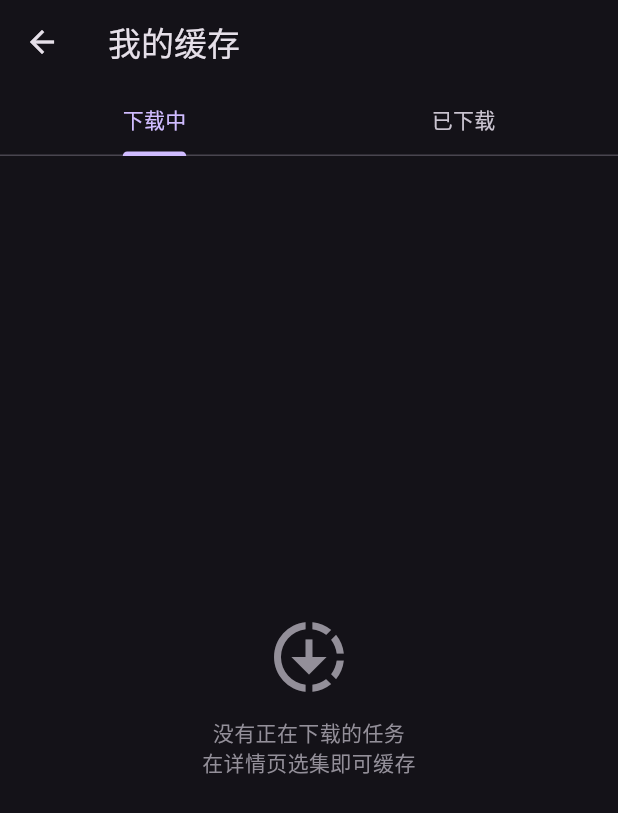
After one commit to zhang-wei-ye/bofangqi, a Flutter app: the CachePage screen opened directly, on a phone screen of 412 x 824 dp. The commit adds this screen. Shown: the top 813 px of the screen. Run offline on Flutter 3.47's test engine with Material 3 defaults, Android fonts, the phone set to English and light mode, and no system bars; our stand-ins replace chewie, shared_preferences, video_player; accounts and stored records are empty.

Commit message:
添加缓存页面

```diff
--- /dev/null
+++ b/lib/pages/cache_page.dart
@@ -0,0 +1,53 @@
+import 'package:flutter/material.dart';
+
+/// 离线缓存：分「下载中」和「已下载」两栏，已下载的没网也能看并记进度。
+/// 目前只有页面框架，下载逻辑还没接。
+class CachePage extends StatelessWidget {
+  const CachePage({super.key});
+
+  @override
+  Widget build(BuildContext context) {
+    return DefaultTabController(
+      length: 2,
+      child: Scaffold(
+        appBar: AppBar(
+          title: const Text('我的缓存'),
+          bottom: const TabBar(
+            tabs: [
+              Tab(text: '下载中'),
+              Tab(text: '已下载'),
+            ],
+          ),
+        ),
+        body: const TabBarView(
+          children: [
+            _Empty(icon: Icons.downloading, text: '没有正在下载的任务\n在详情页选集即可缓存'),
+            _Empty(icon: Icons.download_done, text: '还没有缓存的影视\n缓存后没网也能看'),
+          ],
+        ),
+      ),
+    );
+  }
+}
+
+class _Empty extends StatelessWidget {
+  const _Empty({required this.icon, required this.text});
+
+  final IconData icon;
+  final String text;
+
+  @override
+  Widget build(BuildContext context) {
+    final color = Theme.of(context).colorScheme.outline;
+    return Center(
+      child: Column(
+        mainAxisSize: MainAxisSize.min,
+        children: [
+          Icon(icon, size: 56, color: color),
+          const SizedBox(height: 12),
+          Text(text, textAlign: TextAlign.center, style: TextStyle(color: color)),
+        ],
+      ),
+    );
+  }
+}
--- a/lib/pages/home_shell.dart
+++ b/lib/pages/home_shell.dart
@@ -1,9 +1,10 @@
 import 'package:flutter/material.dart';
 
+import 'cache_page.dart';
 import 'history_page.dart';
 import 'search_page.dart';
 
-/// 底部导航：首页（搜索）和观看历史。
+/// 底部导航：首页（搜索）、观看历史和离线缓存。
 class HomeShell extends StatefulWidget {
   const HomeShell({super.key});
 
@@ -25,6 +26,7 @@ class _HomeShellState extends State<HomeShell> {
         children: [
           const SearchPage(),
           HistoryPage(key: ValueKey(_historyVisits)),
+          const CachePage(),
         ],
       ),
       bottomNavigationBar: NavigationBar(
@@ -36,6 +38,7 @@ class _HomeShellState extends State<HomeShell> {
         destinations: const [
           NavigationDestination(icon: Icon(Icons.home_outlined), selectedIcon: Icon(Icons.home), label: '首页'),
           NavigationDestination(icon: Icon(Icons.history), label: '历史'),
+          NavigationDestination(icon: Icon(Icons.download_outlined), selectedIcon: Icon(Icons.download), label: '缓存'),
         ],
       ),
     );
--- a/pubspec.yaml
+++ b/pubspec.yaml
@@ -16,7 +16,7 @@ publish_to: 'none' # Remove this line if you wish to publish to pub.dev
 # https://developer.apple.com/library/archive/documentation/General/Reference/InfoPlistKeyReference/Articles/CoreFoundationKeys.html
 # In Windows, build-name is used as the major, minor, and patch parts
 # of the product and file versions while build-number is used as the build suffix.
-version: 1.2.0+3
+version: 1.3.0+4
 
 environment:
   sdk: ^3.11.5
```
